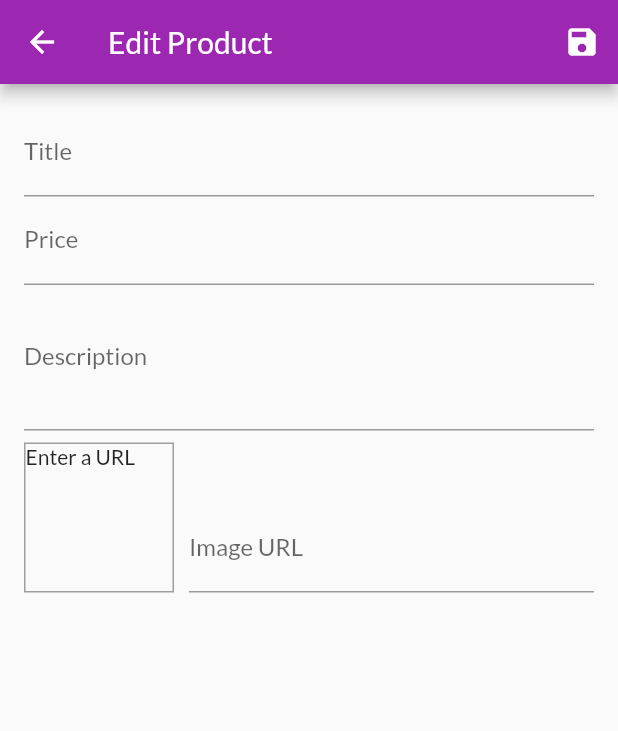
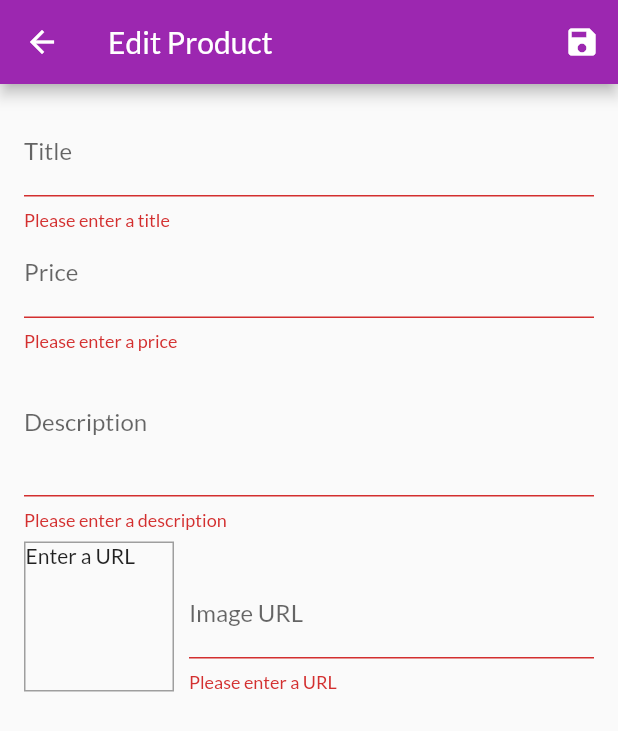
Before and after one commit to FloydWatson/flutterecommerceapp, a Flutter app: the EditProductScreen screen opened by its route, after a tap on the "save" icon, on a phone screen of 412 x 824 dp. Shown: the top 731 px of the screen. Run offline on Flutter 3.47's test engine with Material 2 defaults, Android fonts, the phone set to English and light mode, and no system bars; network calls fail.

Commit message:
add products

```diff
--- a/lib/providers/products.dart
+++ b/lib/providers/products.dart
@@ -3,7 +3,7 @@ import 'package:flutter/material.dart';
 import './product.dart';
 
 class Products with ChangeNotifier {
-   // underscore = private property
+  // underscore = private property
   List<Product> _items = [
     Product(
       id: 'p1',
@@ -39,18 +39,15 @@ class Products with ChangeNotifier {
     ),
   ];
 
-
   // if just list is returned then you get a pointer to that list, a Reference of it
-  List<Product> get items{
-
+  List<Product> get items {
     // Spread operator
     return [..._items];
   }
 
-  List<Product> get favouriteItems{
+  List<Product> get favouriteItems {
     // return only favourites
     return _items.where((prodItem) => prodItem.favourite).toList();
-
   }
 
   Product findById(String id) {
@@ -58,8 +55,15 @@ class Products with ChangeNotifier {
   }
 
 // widgets listening can see list has been edited. then call for new list at rebuild trigger
-  void addProduct() {
-    //_items.add(value);
+  void addProduct(Product product) {
+    final newProduct = Product(
+      title: product.title,
+      description: product.description,
+      price: product.price,
+      imageUrl: product.imageUrl,
+      id: DateTime.now().toString(),
+    );
+    _items.add(newProduct);
     notifyListeners();
   }
 }
--- a/lib/screens/edit_product_screen.dart
+++ b/lib/screens/edit_product_screen.dart
@@ -1,6 +1,8 @@
 import 'package:flutter/material.dart';
+import 'package:provider/provider.dart';
 
 import '../providers/product.dart';
+import '../providers/products.dart';
 
 class EditProductScreen extends StatefulWidget {
   static const routeName = '/edit-product';
@@ -22,6 +24,7 @@ class _EditProductScreenState extends State<EditProductScreen> {
     description: '',
     imageUrl: '',
   );
+
 
   @override
   void initState() {
@@ -46,11 +49,13 @@ class _EditProductScreenState extends State<EditProductScreen> {
   }
 
   void _saveForm() {
+    final isValid =_form.currentState.validate();
+    if(!isValid){
+      return; // return if form is invalid
+    }
     _form.currentState.save();
-    print(_editedProduct.title);
-    print(_editedProduct.description);
-    print(_editedProduct.price);
-    print(_editedProduct.imageUrl);
+    Provider.of<Products>(context, listen: false).addProduct(_editedProduct);
+    Navigator.of(context).pop();
   }
 
   @override
@@ -68,12 +73,16 @@ class _EditProductScreenState extends State<EditProductScreen> {
       body: Padding(
         padding: const EdgeInsets.all(16.0),
         child: Form(
+          // autovalidate: true, // autovalidate checks validity on every keystroke
           key: _form,
           child: ListView(
             children: <Widget>[
               TextFormField(
                 decoration: InputDecoration(labelText: 'Title'),
                 textInputAction: TextInputAction.next,
+                validator: (value) {
+                  return value.isEmpty ? 'Please enter a title' : null;
+                },
                 onFieldSubmitted: (_) {
                   FocusScope.of(context).requestFocus(_priceFocusNode);
                 },
@@ -92,6 +101,18 @@ class _EditProductScreenState extends State<EditProductScreen> {
                 textInputAction: TextInputAction.next,
                 keyboardType: TextInputType.number,
                 focusNode: _priceFocusNode,
+                 validator: (value) {
+                  if(value.isEmpty){
+                    return 'Please enter a price';
+                  }
+                  if(double.tryParse(value) == null){
+                    return 'Please enter a valid number';
+                  }
+                  if(double.tryParse(value) <= 0){
+                    return 'Please enter a valid number';
+                  }
+                  return null;
+                },
                 onFieldSubmitted: (_) {
                   FocusScope.of(context).requestFocus(_descriptionFocusNode);
                 },
@@ -110,6 +131,15 @@ class _EditProductScreenState extends State<EditProductScreen> {
                 maxLines: 3,
                 keyboardType: TextInputType.multiline,
                 focusNode: _descriptionFocusNode,
+                validator: (value) {
+                  if(value.isEmpty){
+                    return 'Please enter a description';
+                  }
+                  if(value.length < 10){
+                    return 'Description should be atleast 10 characters long';
+                  }
+                  return null;
+                },
                 onSaved: (value) {
                   _editedProduct = Product(
                     title: _editedProduct.title,
@@ -155,6 +185,16 @@ class _EditProductScreenState extends State<EditProductScreen> {
                       onFieldSubmitted: (_) {
                         _saveForm();
                       },
+                      validator: (value) {
+                        if(value.isEmpty){
+                          return 'Please enter a URL';
+                        }
+                        if(!value.startsWith('http') && !value.startsWith('https')){
+                          return 'Please enter a valid URL';
+                        }
+                        return null;
+
+                      },
                       onSaved: (value) {
                         _editedProduct = Product(
                           title: _editedProduct.title,
```
